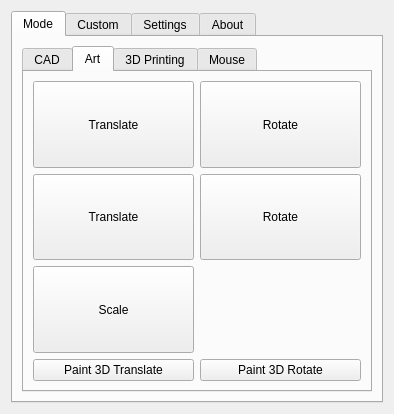
Qt form software/dialog.ui (boucaron/3DMouse) before a commit.
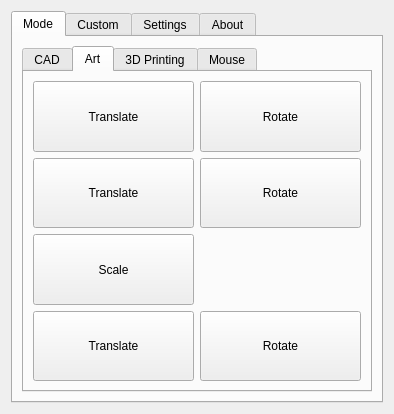
The same form after that commit. The open tabs and pages were chosen to show the change. Icons and pictures are not drawn.

Patch:
```diff
--- a/software/dialog.ui
+++ b/software/dialog.ui
@@ -199,8 +199,24 @@
            </item>
            <item row="5" column="0">
             <widget class="QPushButton" name="Paint3DTranslateMode">
+             <property name="sizePolicy">
+              <sizepolicy hsizetype="Expanding" vsizetype="Expanding">
+               <horstretch>0</horstretch>
+               <verstretch>0</verstretch>
+              </sizepolicy>
+             </property>
              <property name="text">
-              <string>Paint 3D Translate</string>
+              <string>Translate</string>
+             </property>
+             <property name="icon">
+              <iconset>
+               <normaloff>ui/Paint3D-icon.png</normaloff>ui/Paint3D-icon.png</iconset>
+             </property>
+             <property name="iconSize">
+              <size>
+               <width>32</width>
+               <height>32</height>
+              </size>
              </property>
             </widget>
            </item>
@@ -284,8 +300,24 @@
            </item>
            <item row="5" column="1">
             <widget class="QPushButton" name="Paint3DRotateMode">
+             <property name="sizePolicy">
+              <sizepolicy hsizetype="Expanding" vsizetype="Expanding">
+               <horstretch>0</horstretch>
+               <verstretch>0</verstretch>
+              </sizepolicy>
+             </property>
              <property name="text">
-              <string>Paint 3D Rotate</string>
+              <string>Rotate</string>
+             </property>
+             <property name="icon">
+              <iconset>
+               <normaloff>ui/Paint3D-icon.png</normaloff>ui/Paint3D-icon.png</iconset>
+             </property>
+             <property name="iconSize">
+              <size>
+               <width>32</width>
+               <height>32</height>
+              </size>
              </property>
             </widget>
            </item>
```
Left out of the diff: 112 changed lines with no effect on the pictures.
